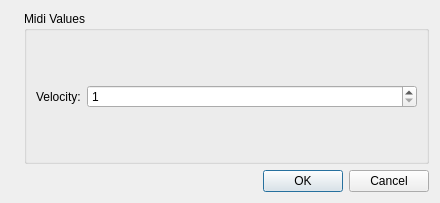
First picture: the form in mscore/mscore/dynamicproperties.ui, repository musescore/musescore-old, before the edit.
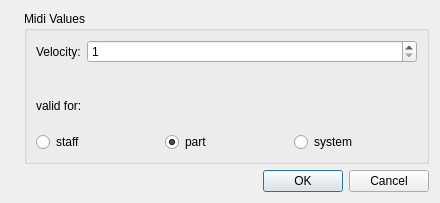
Second picture: the form after the edit. Icons and pictures are not drawn.

Diff of the .ui file:
```diff
--- a/mscore/mscore/dynamicproperties.ui
+++ b/mscore/mscore/dynamicproperties.ui
@@ -42,23 +42,10 @@
      </property>
      <layout class="QVBoxLayout" name="verticalLayout" >
       <item>
-       <spacer name="verticalSpacer_2" >
-        <property name="orientation" >
-         <enum>Qt::Vertical</enum>
-        </property>
-        <property name="sizeHint" stdset="0" >
-         <size>
-          <width>20</width>
-          <height>21</height>
-         </size>
-        </property>
-       </spacer>
-      </item>
-      <item>
-       <layout class="QFormLayout" name="formLayout" >
-        <item row="0" column="0" >
-         <widget class="QLabel" name="label" >
-          <property name="text" >
+       <layout class="QFormLayout" name="formLayout">
+        <item row="0" column="0">
+         <widget class="QLabel" name="label">
+          <property name="text">
            <string>Velocity:</string>
           </property>
          </widget>
@@ -76,17 +63,39 @@
        </layout>
       </item>
       <item>
-       <spacer name="verticalSpacer" >
-        <property name="orientation" >
-         <enum>Qt::Vertical</enum>
+       <widget class="QLabel" name="label_2">
+        <property name="text">
+         <string>valid for:</string>
         </property>
-        <property name="sizeHint" stdset="0" >
-         <size>
-          <width>20</width>
-          <height>38</height>
-         </size>
-        </property>
-       </spacer>
+       </widget>
+      </item>
+      <item>
+       <layout class="QHBoxLayout" name="horizontalLayout">
+        <item>
+         <widget class="QRadioButton" name="staffButton">
+          <property name="text">
+           <string>staff</string>
+          </property>
+         </widget>
+        </item>
+        <item>
+         <widget class="QRadioButton" name="partButton">
+          <property name="text">
+           <string>part</string>
+          </property>
+          <property name="checked">
+           <bool>true</bool>
+          </property>
+         </widget>
+        </item>
+        <item>
+         <widget class="QRadioButton" name="systemButton">
+          <property name="text">
+           <string>system</string>
+          </property>
+         </widget>
+        </item>
+       </layout>
       </item>
      </layout>
     </widget>
```
Left out of the diff: 65 changed lines with no effect on the pictures.
